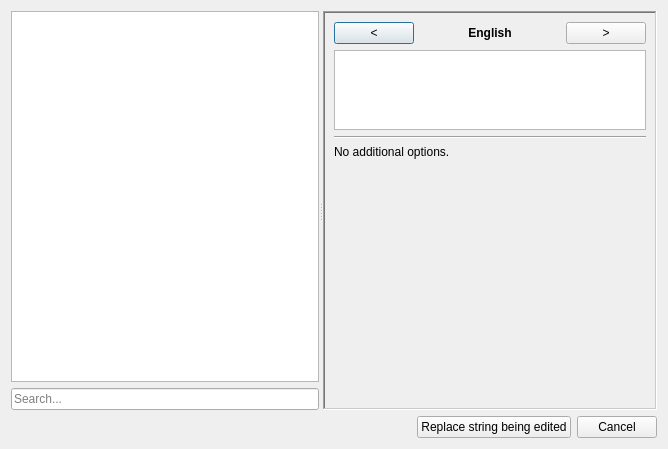
DavidJCobb/ReachVariantEditor, file native/src/ReachVariantTool/ui/localized_string_library.ui: the form before one commit.
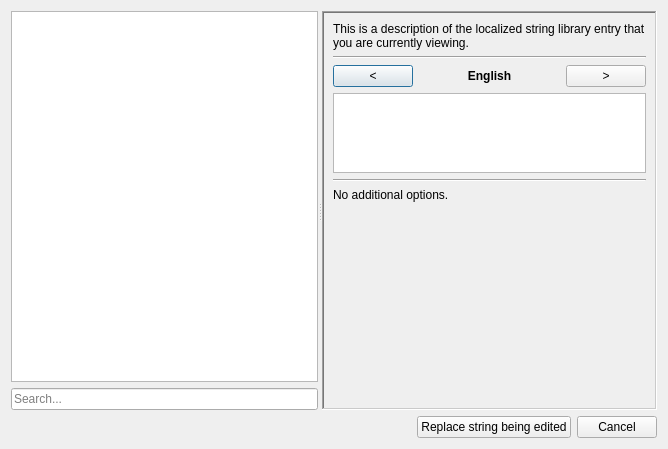
The form after the commit.

Commit message: Localized string library work

```diff
--- a/native/src/ReachVariantTool/ui/localized_string_library.ui
+++ b/native/src/ReachVariantTool/ui/localized_string_library.ui
@@ -74,7 +74,14 @@
        <enum>QFrame::Sunken</enum>
       </property>
       <layout class="QGridLayout" name="gridLayout_2">
-       <item row="6" column="0">
+       <item row="1" column="0">
+        <widget class="Line" name="line_2">
+         <property name="orientation">
+          <enum>Qt::Horizontal</enum>
+         </property>
+        </widget>
+       </item>
+       <item row="8" column="0">
         <spacer name="verticalSpacer">
          <property name="orientation">
           <enum>Qt::Vertical</enum>
@@ -87,7 +94,7 @@
          </property>
         </spacer>
        </item>
-       <item row="1" column="0">
+       <item row="3" column="0">
         <widget class="QPlainTextEdit" name="preview">
          <property name="sizePolicy">
           <sizepolicy hsizetype="Expanding" vsizetype="Maximum">
@@ -101,16 +108,19 @@
            <height>80</height>
           </size>
          </property>
+         <property name="readOnly">
+          <bool>true</bool>
+         </property>
         </widget>
        </item>
-       <item row="2" column="0">
+       <item row="4" column="0">
         <widget class="Line" name="line">
          <property name="orientation">
           <enum>Qt::Horizontal</enum>
          </property>
         </widget>
        </item>
-       <item row="0" column="0">
+       <item row="2" column="0">
         <layout class="QHBoxLayout" name="horizontalLayout_2">
          <item>
           <widget class="QPushButton" name="buttonLanguageLeft">
@@ -162,7 +172,7 @@
          </item>
         </layout>
        </item>
-       <item row="4" column="0">
+       <item row="6" column="0">
         <layout class="QGridLayout" name="stringOptionsPane">
          <item row="0" column="0">
           <widget class="QLabel" name="label">
@@ -173,6 +183,16 @@
          </item>
         </layout>
        </item>
+       <item row="0" column="0">
+        <widget class="QLabel" name="description">
+         <property name="text">
+          <string>This is a description of the localized string library entry that you are currently viewing.</string>
+         </property>
+         <property name="wordWrap">
+          <bool>true</bool>
+         </property>
+        </widget>
+       </item>
       </layout>
      </widget>
     </widget>
```
Left out of the diff: 4 changed lines with no effect on the pictures. The commit also changes 21 other files.
